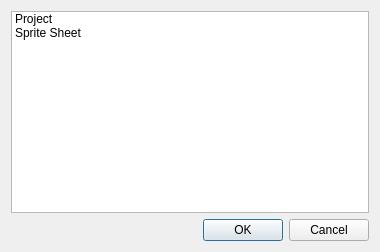
The window that newmenu.ui (gtalent/wombat-editor) describes before a commit, drawn with Qt 5.
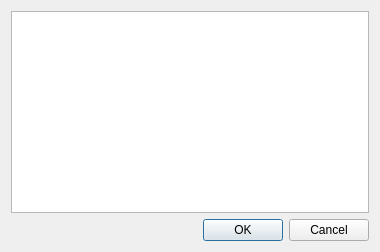
The same window after the commit.

The edit to the form file:
```diff
--- a/newmenu.ui
+++ b/newmenu.ui
@@ -21,18 +21,7 @@
   </property>
   <layout class="QVBoxLayout" name="verticalLayout">
    <item>
-    <widget class="QListWidget" name="options">
-     <item>
-      <property name="text">
-       <string>Project</string>
-      </property>
-     </item>
-     <item>
-      <property name="text">
-       <string>Sprite Sheet</string>
-      </property>
-     </item>
-    </widget>
+    <widget class="QListWidget" name="options"/>
    </item>
    <item>
     <widget class="QDialogButtonBox" name="buttonBox">
```
